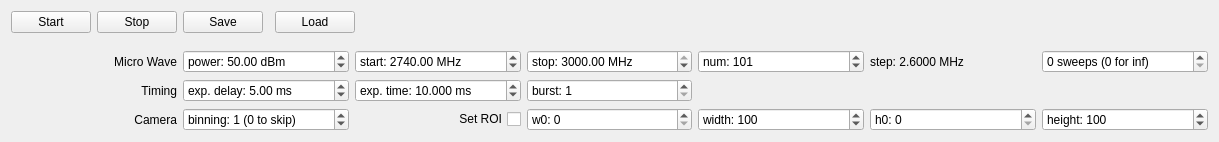
This is pkgs/mahos-dq/src/mahos_dq/gui/ui/iodmr.ui in ktahar/mahos as Qt 5 draws it before an edit. The edited form follows.
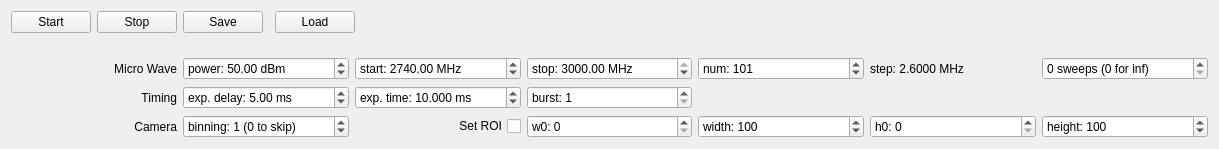
This is the edited form. Custom widgets are drawn as their Qt base class.

Commit message: gui.iodmr: increase upper bound of ROI

The edit to the form file:
```diff
--- a/pkgs/mahos-dq/src/mahos_dq/gui/ui/iodmr.ui
+++ b/pkgs/mahos-dq/src/mahos_dq/gui/ui/iodmr.ui
@@ -7,7 +7,7 @@
     <x>0</x>
     <y>0</y>
     <width>1219</width>
-    <height>142</height>
+    <height>149</height>
    </rect>
   </property>
   <property name="minimumSize">
@@ -267,7 +267,7 @@
         <string>w0: </string>
        </property>
        <property name="maximum">
-        <number>1920</number>
+        <number>10000</number>
        </property>
       </widget>
      </item>
@@ -280,7 +280,7 @@
         <number>10</number>
        </property>
        <property name="maximum">
-        <number>1920</number>
+        <number>10000</number>
        </property>
        <property name="value">
         <number>100</number>
@@ -293,7 +293,7 @@
         <string>h0: </string>
        </property>
        <property name="maximum">
-        <number>1080</number>
+        <number>10000</number>
        </property>
       </widget>
      </item>
@@ -306,7 +306,7 @@
         <number>10</number>
        </property>
        <property name="maximum">
-        <number>1200</number>
+        <number>10000</number>
        </property>
        <property name="value">
         <number>100</number>
```
The commit also changes 1 other file.
